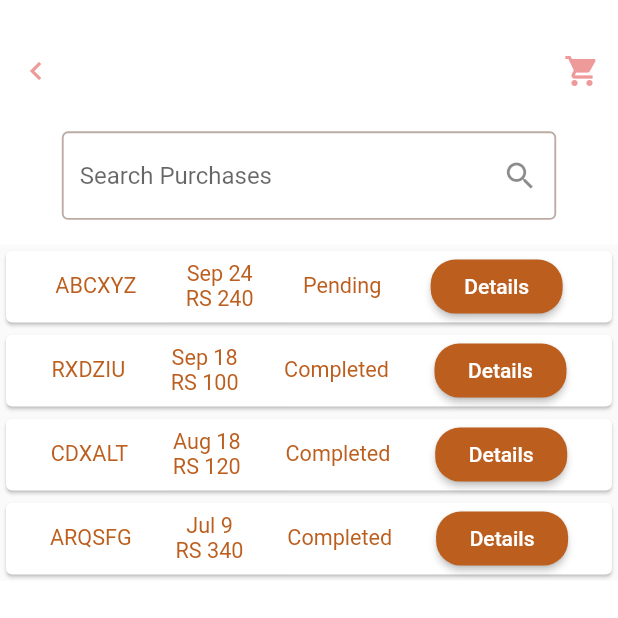
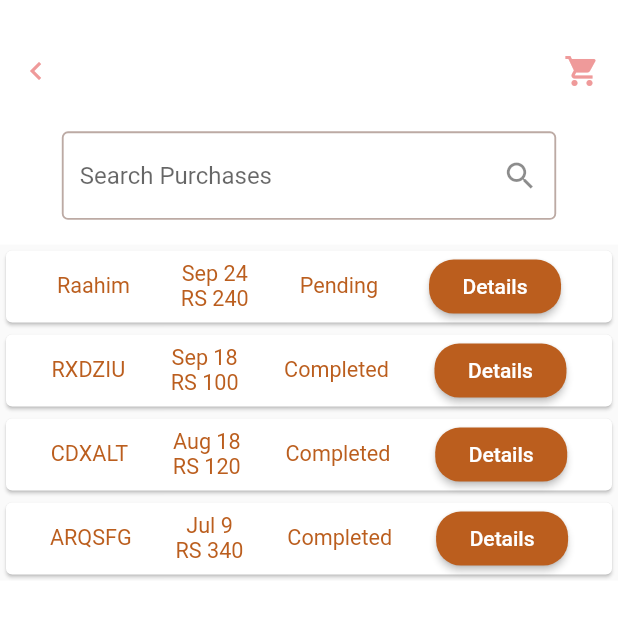
Before and after one commit to raahimkhan/Mr-Fluffy-Fluffs, a Flutter app: the Order screen opened directly, on a phone screen of 412 x 824 dp, the top half of it. Run offline on Flutter 3.47's test engine with Material 2 defaults, Android fonts, the phone set to English and light mode, and no system bars; our stand-ins replace font_awesome_flutter, shared_preferences, validators; missing offline and left inert: flutter_progress_button, requests; accounts and stored records are empty.

Commit message:
Order History by Ramez

```diff
--- a/cs360project/fluffs/lib/orderhistory.dart
+++ b/cs360project/fluffs/lib/orderhistory.dart
@@ -4,7 +4,7 @@ import 'package:fluffs/extra.dart';
 
 List orderList = [
   {
-    "id" : "ABCXYZ",
+    "id" : "Raahim",
     "date" : "Sep 24",
     "price": "RS 240",
     "state": "Pending",
```
